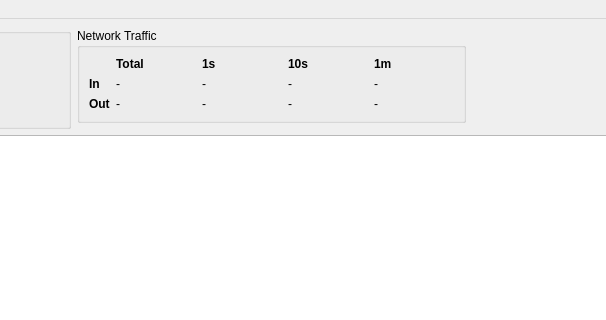
Before: the Qt Designer form main.ui in welshjf/bitnomon, drawn with Qt 5; both pictures show x 121 to 727 and y 0 to 320 of the 848 by 675 pixel window.
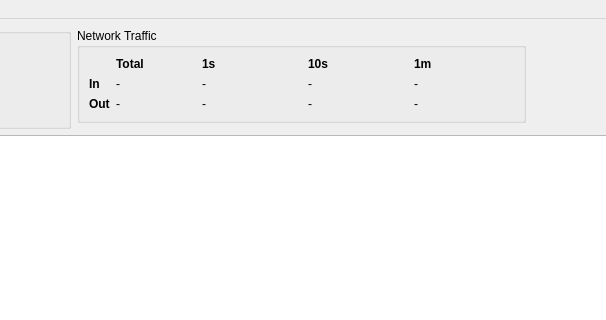
After: the same form once the commit is applied. Icons and pictures are not drawn. Custom widgets are drawn as their Qt base class.

Commit message:
Replace deques with RRAs
This finally allows the 10s/1m network averages to be implemented, as
we're storing the underlying counters rather than the differences at
each second. There's some extra overhead for computing all the
differnces for the graph on each update, but doesn't seem significant;
can be optimized later by adding more RRAs if profiling dictates.

```diff
--- a/main.ui
+++ b/main.ui
@@ -144,7 +144,7 @@
       <property name="title">
        <string>Network Traffic</string>
       </property>
-      <layout class="QGridLayout" name="gridLayout" columnminimumwidth="0,80,80,80,80">
+      <layout class="QGridLayout" name="gridLayout" columnminimumwidth="0,80,100,100,100">
        <item row="3" column="3">
         <widget class="QLabel" name="lRecv10s">
          <property name="text">
```
The commit also changes 1 other file.
